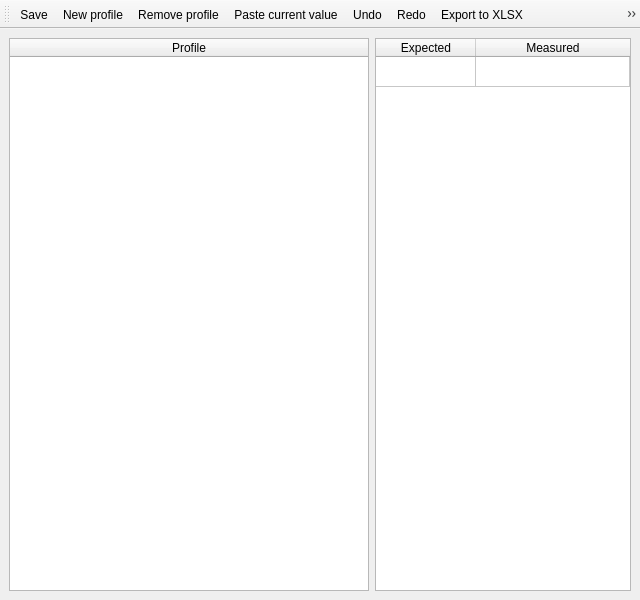
This is profileseditor.ui in ilventu/denso as Qt 5 draws it before an edit. The edited form follows.
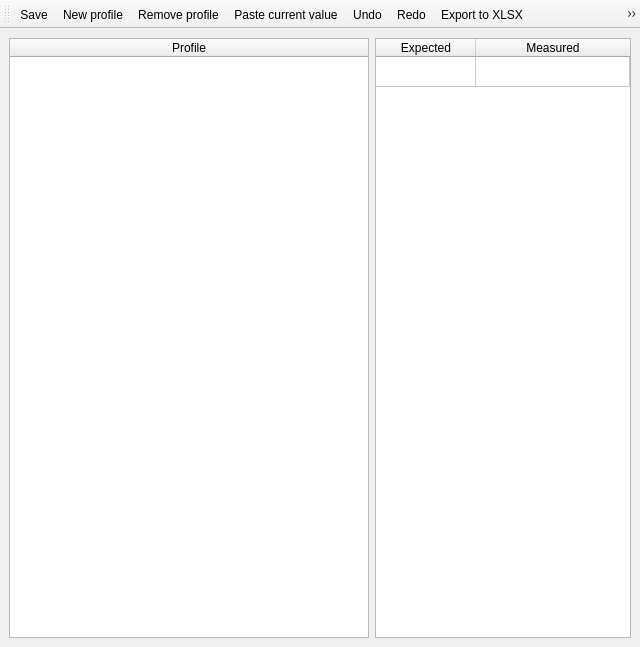
This is the edited form. Icons and pictures are not drawn.

```diff
--- a/profileseditor.ui
+++ b/profileseditor.ui
@@ -51,6 +51,12 @@
             <verstretch>0</verstretch>
            </sizepolicy>
           </property>
+          <property name="minimumSize">
+           <size>
+            <width>0</width>
+            <height>600</height>
+           </size>
+          </property>
           <property name="maximumSize">
            <size>
             <width>16777215</width>
```
